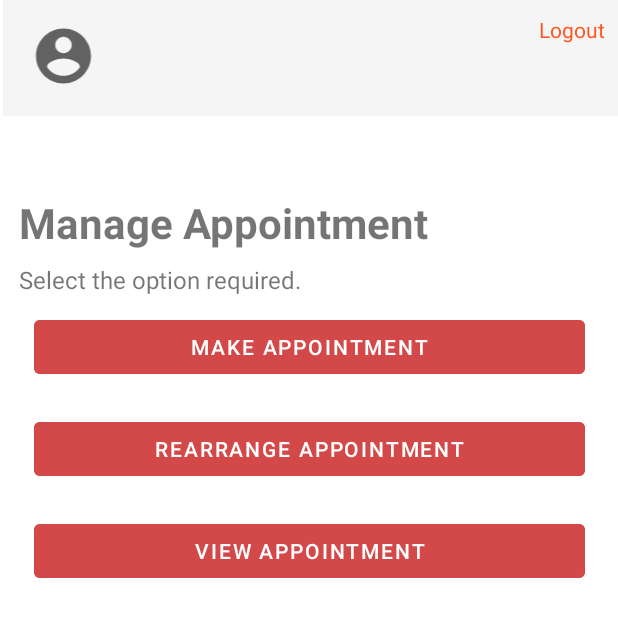
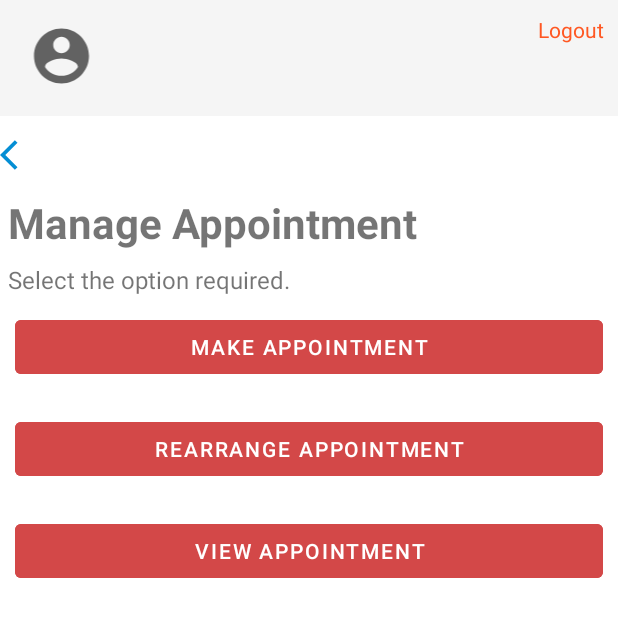
Before and after one commit to Junjie98/CarerWorks, an Android app: the ManageAppointmentActivity screen opened directly, with no data from a screen before it, on a phone screen of 412 x 824 dp, the top half of it. Run offline under Robolectric (Android 15) with nearby library versions, the phone set to English and light mode, and no system bars.

```diff
--- /dev/null
+++ b/app/src/main/res/drawable/ic_baseline_arrow_back_ios_24.xml
@@ -0,0 +1,5 @@
+<vector android:autoMirrored="true" android:height="24dp"
+    android:tint="#048ED4" android:viewportHeight="24"
+    android:viewportWidth="24" android:width="24dp" xmlns:android="http://schemas.android.com/apk/res/android">
+    <path android:fillColor="@android:color/white" android:pathData="M11.67,3.87L9.9,2.1 0,12l9.9,9.9 1.77,-1.77L3.54,12z"/>
+</vector>
--- a/app/src/main/res/layout/activity_manage_appointment.xml
+++ b/app/src/main/res/layout/activity_manage_appointment.xml
@@ -8,7 +8,7 @@
 
     <LinearLayout
         android:id="@+id/linearLayout"
-        android:layout_width="410dp"
+        android:layout_width="match_parent"
         android:layout_height="77dp"
         android:background="@color/browser_actions_bg_grey"
         android:orientation="horizontal"
@@ -30,7 +30,7 @@
         android:layout_weight="1"
         android:text="Logout"
         android:textColor="#FF5722"
-        app:layout_constraintEnd_toEndOf="@+id/linearLayout"
+        app:layout_constraintEnd_toEndOf="parent"
         app:layout_constraintStart_toEndOf="@+id/txt_username2"
         app:layout_constraintTop_toTopOf="parent" />
 
@@ -71,7 +71,8 @@
         app:layout_constraintTop_toTopOf="@+id/linearLayout" />
 
     <LinearLayout
-        android:layout_width="387dp"
+        android:id="@+id/linearLayout2"
+        android:layout_width="match_parent"
         android:layout_height="643dp"
         android:orientation="vertical"
         app:layout_constraintBottom_toBottomOf="parent"
@@ -83,6 +84,7 @@
             android:id="@+id/manageAppointmentTitle"
             android:layout_width="match_parent"
             android:layout_height="46dp"
+            android:paddingLeft="5dp"
             android:text="Manage Appointment"
             android:textSize="28sp"
             android:textStyle="bold" />
@@ -91,6 +93,7 @@
             android:id="@+id/manageAppointmentText"
             android:layout_width="match_parent"
             android:layout_height="wrap_content"
+            android:paddingLeft="5dp"
             android:text="Select the option required."
             android:textSize="16sp" />
 
@@ -119,5 +122,14 @@
 
     </LinearLayout>
 
+    <ImageView
+        android:id="@+id/imageView3"
+        android:layout_width="wrap_content"
+        android:layout_height="wrap_content"
+        app:layout_constraintBottom_toTopOf="@+id/linearLayout2"
+        app:layout_constraintStart_toStartOf="parent"
+        app:layout_constraintTop_toBottomOf="@+id/linearLayout"
+        app:srcCompat="@drawable/ic_baseline_arrow_back_ios_24" />
+
 
 </androidx.constraintlayout.widget.ConstraintLayout>
```
Also changed, not shown: app/src/main/java/com/example/carertrackingapplication/ManageAppointmentActivity.java (+9 -1 lines), app/src/main/java/com/example/carertrackingapplication/ViewRequestAppointment.java (+76 -51 lines), app/src/main/java/com/example/carertrackingapplication/appinfo/Appointment.java (+47 -1 lines), app/src/main/res/layout/activity_view_request_appointment.xml (+24 -5 lines), app/src/main/res/layout/appointments.xml (+17 -23 lines).
